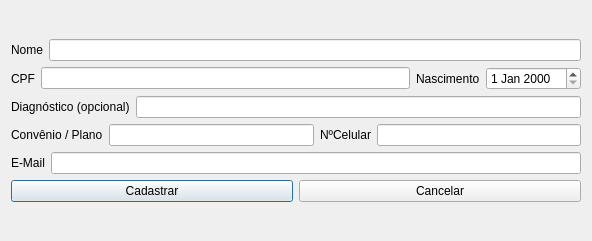
Above: clinica_cpp/cadastropacientes.ui from juander/Projeto_CPP before the change. Below: the same form after it.
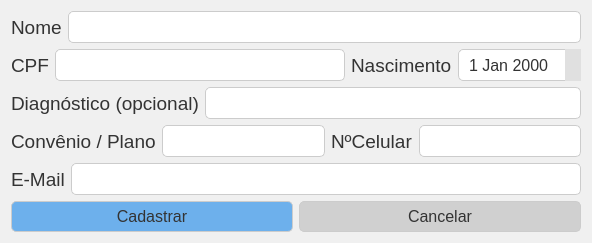
That is the form after the change. Icons and pictures are not drawn.

The edit to the form file:
```diff
--- a/clinica_cpp/cadastropacientes.ui
+++ b/clinica_cpp/cadastropacientes.ui
@@ -13,6 +13,79 @@
   <property name="windowTitle">
    <string>Cadastro</string>
   </property>
+  <property name="styleSheet">
+   <string notr="true">QDialog {
+    background-color: #f0f0f0;
+    border-radius: 10px;
+}
+QLabel {
+    font-size: 14pt;
+    color: #333;
+}
+QLineEdit, QDateEdit {
+    border: 1px solid #ccc;
+    border-radius: 5px;
+    font-size: 12pt;
+    background-color: #fff;
+    color: #333;
+    height: 30px;
+}
+QLineEdit {
+    padding-left: 5px;
+}
+QDateEdit {
+    padding-left: 8px;
+}
+QDateEdit::up-button, QDateEdit::down-button {
+    background-color: #e0e0e0;
+    border: none;
+    width: 16px;
+    height: 16px;
+    padding: 0px;
+}
+QDateEdit::up-button {
+    subcontrol-origin: border;
+    subcontrol-position: top right;
+}
+QDateEdit::down-button {
+    subcontrol-origin: border;
+    subcontrol-position: bottom right;
+}
+QDateEdit::up-arrow {
+    image: url(:/icons/up-arrow.png);
+    width: 12px;
+    height: 12px;
+}
+QDateEdit::down-arrow {
+    image: url(:/icons/down-arrow.png);
+    width: 12px;
+    height: 12px;
+}
+QPushButton {
+    background-color: #e0e0e0;
+    color: #333;
+    border: 1px solid #ccc;
+    border-radius: 5px;
+    padding: 5px 10px;
+    font-size: 12pt;
+}
+QPushButton#btnCancelarPac {
+    background-color: #d0d0d0;
+}
+QPushButton:hover {
+    background-color: #c0c0c0;
+}
+QPushButton#btnCancelarPac:hover {
+    background-color: #b0b0b0;
+}
+QPushButton#btnCadastrarPac {
+    background-color: #6db0ec;
+}
+QPushButton#btnCadastrarPac:hover {
+    background-color: #5a9bd8;
+}
+</string>
+  </property>
   <layout class="QVBoxLayout" name="verticalLayout_2">
    <item>
     <layout class="QVBoxLayout" name="verticalLayout">
```
